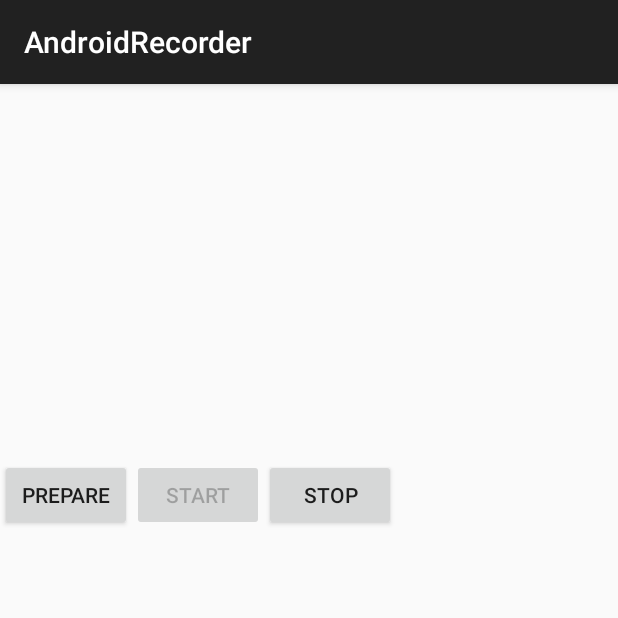
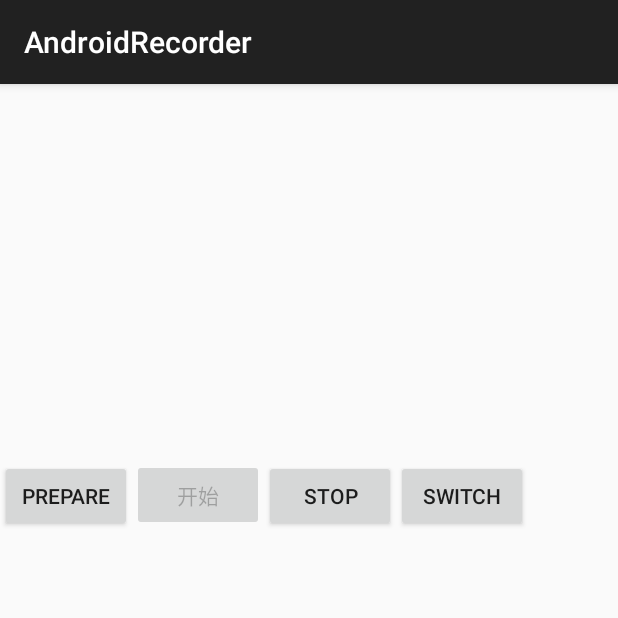
Before and after one commit to itgowo/AndroidViewRecorder, an Android app: the Main2Activity screen opened directly, with no data from a screen before it, after a tap on "STOP", on a phone screen of 412 x 824 dp, the top half of it. Run offline under Robolectric (Android 15) with nearby library versions, the phone set to English and light mode, and no system bars; 1 statement that could not run was skipped.

Commit message:
View视频录制支持暂停恢复录制

```diff
--- a/AndroidRecorder/app/src/main/java/com/itgowo/module/androidrecorder/Main2Activity.java
+++ b/AndroidRecorder/app/src/main/java/com/itgowo/module/androidrecorder/Main2Activity.java
@@ -17,7 +17,7 @@ public class Main2Activity extends AppCompatActivity {
     private RelativeLayout recordLayout;
     private ImageView cameraview,resultview;
     private ViewRecordManager recordManager;
-    private Button startbtn, previewBtn, stopBtn;
+    private Button startbtn, previewBtn, stopBtn,btn_switch_camera;
 
     @Override
     protected void onCreate(Bundle savedInstanceState) {
@@ -29,32 +29,35 @@ public class Main2Activity extends AppCompatActivity {
         previewBtn = findViewById(R.id.prepare);
         startbtn = findViewById(R.id.start);
         stopBtn = findViewById(R.id.stop);
+        btn_switch_camera = findViewById(R.id.btn_switch_camera);
         resultview=findViewById(R.id.result);
         recordManager = new ViewRecordManager(this, recordLayout,  cameraview, new onRecordStatusListener() {
             @Override
             public void onRecordStoped() throws Exception {
-
+                startbtn.setText("开始");
+                startbtn.setEnabled(false);
             }
 
             @Override
             public void onRecordPrepare() throws Exception {
                 System.out.println("Main2Activity.onRecordPrepare");
                 startbtn.setEnabled(true);
+                startbtn.setText("开始");
             }
 
             @Override
             public void onRecordStarted() throws Exception {
-
+                startbtn.setText("暂停");
             }
 
             @Override
             public void onRecordPause() throws Exception {
-
+                startbtn.setText("继续");
             }
 
             @Override
             public void onRecordResume() throws Exception {
-
+                startbtn.setText("暂停");
             }
 
             @Override
@@ -81,7 +84,11 @@ public class Main2Activity extends AppCompatActivity {
         startbtn.setOnClickListener(new View.OnClickListener() {
             @Override
             public void onClick(View v) {
-                recordManager.resumeRecording();
+                if (recordManager.isRecording()){
+                    recordManager.pauseRecorder();
+                }else {
+                    recordManager.resumeRecording();
+                }
             }
         });
         stopBtn.setOnClickListener(new View.OnClickListener() {
@@ -93,5 +100,11 @@ public class Main2Activity extends AppCompatActivity {
         });
         recordLayout.setBackground(Drawable.createFromPath("/storage/emulated/0/UCDownloads/pictures/111.jpg"));
         recordManager.initLibrary();
+        btn_switch_camera.setOnClickListener(new View.OnClickListener() {
+            @Override
+            public void onClick(View v) {
+                recordManager.switchCamera();
+            }
+        });
     }
 }
--- a/AndroidRecorder/app/src/main/java/com/itgowo/module/androidrecorder/recorder/ViewRecordManager.java
+++ b/AndroidRecorder/app/src/main/java/com/itgowo/module/androidrecorder/recorder/ViewRecordManager.java
@@ -17,7 +17,6 @@ import android.view.ViewGroup;
 import android.widget.ImageView;
 
 import com.itgowo.module.androidrecorder.data.FrameToRecord;
-import com.itgowo.module.androidrecorder.util.CameraHelper;
 
 import org.bytedeco.javacpp.avcodec;
 import org.bytedeco.javacv.AndroidFrameConverter;
@@ -76,6 +75,7 @@ public class ViewRecordManager {
     private int frameDepth = Frame.DEPTH_UBYTE;
     private int frameChannels = 2;
 
+    private volatile boolean isRunning = false;
     private volatile boolean isRecording = false;
     private File videoFile;
 
@@ -83,12 +83,21 @@ public class ViewRecordManager {
     private ImageView cameraview;
 
 
+    public boolean isRunning() {
+        return isRunning;
+    }
+
     public boolean isRecording() {
         return isRecording;
     }
 
     public ViewRecordManager setRecording(boolean recording) {
         isRecording = recording;
+        return this;
+    }
+
+    public ViewRecordManager setRunning(boolean running) {
+        isRunning = running;
         return this;
     }
 
@@ -173,7 +182,6 @@ public class ViewRecordManager {
         camera.stopPreview();
         camera.switchCamera();
         startPreview();
-        prepare();
     }
 
 
@@ -224,6 +232,8 @@ public class ViewRecordManager {
     }
 
     public void stopRecording() {
+        setRunning(false);
+        setRecording(false);
         if (audioRecordThread != null) {
             if (audioRecordThread.isRunning()) {
                 audioRecordThread.stopRunning();
@@ -266,6 +276,7 @@ public class ViewRecordManager {
 
         time.clear();
         try {
+            setRunning(false);
             recordStatusListener.onRecordStoped();
         } catch (Exception e) {
             e.printStackTrace();
@@ -313,6 +324,9 @@ public class ViewRecordManager {
     }
 
     public void pauseRecorder() {
+        if (!isRunning()) {
+            return;
+        }
         if (isRecording()) {
             time.pause();
             setRecording(false);
@@ -326,11 +340,23 @@ public class ViewRecordManager {
     }
 
     public void resumeRecording() {
+        if (!isRunning()) {
+            setRunning(true);
+            setRecording(true);
+            time.start();
+            audioRecordThread.resumeRecord();
+            viewRecordSendThread.start();
+            try {
+                recordStatusListener.onRecordStarted();
+            } catch (Exception e) {
+                e.printStackTrace();
+            }
+            return;
+        }
         if (!isRecording()) {
             setRecording(true);
             time.start();
             audioRecordThread.resumeRecord();
-            viewRecordSendThread.start();
             try {
                 recordStatusListener.onRecordResume();
             } catch (Exception e) {
@@ -346,7 +372,7 @@ public class ViewRecordManager {
     private void previewFrame(Frame frame, Camera camera) {
         long thisPreviewFrameTime = System.currentTimeMillis();
         lastPreviewFrameTime = thisPreviewFrameTime;
-        if (isRecording()) {
+        if (isRunning()) {
             if (audioRecordThread == null || !audioRecordThread.isRunning()) {
                 time.start();
             } else {
@@ -366,6 +392,7 @@ public class ViewRecordManager {
     class ViewRecordSendThread extends Thread {
         @Override
         public void run() {
+            while (isRunning()) {
                 long delay = (long) (1000 / (frameRate * 1.1));
                 while (isRecording()) {
                     Bitmap bitmap = Bitmap.createScaledBitmap(getBitmapFromView(view), videoWidth, videoHeight, true);
@@ -376,6 +403,7 @@ public class ViewRecordManager {
                         previewFrame(frame, camera.getCamera());
                     } catch (Exception e) {
                         e.printStackTrace();
+                    }
                 }
             }
         }
@@ -416,7 +444,7 @@ public class ViewRecordManager {
                 frameRecorder.start();
                 audioRecordThread = new AudioRecordThread(sampleAudioRateInHz, recordDataListener);
                 audioRecordThread.start();
-                videoRecordThread = new VideoRecordThread(frameToRecordQueue  , recordDataListener);
+                videoRecordThread = new VideoRecordThread(frameToRecordQueue, recordDataListener);
                 if (videoRecordThread != null) {
                     videoRecordThread.setPreviewWidthHeight(previewWidth, previewHeight);
                 }
--- a/AndroidRecorder/app/src/main/res/layout/activity_main2.xml
+++ b/AndroidRecorder/app/src/main/res/layout/activity_main2.xml
@@ -39,6 +39,12 @@
             android:layout_width="wrap_content"
             android:layout_height="wrap_content"
             android:text="stop" />
+
+        <Button
+            android:id="@+id/btn_switch_camera"
+            android:layout_width="wrap_content"
+            android:layout_height="wrap_content"
+            android:text="switch" />
     </LinearLayout>
 
     <ImageView
```
Lines whose indentation alone changed are shown as unchanged.
